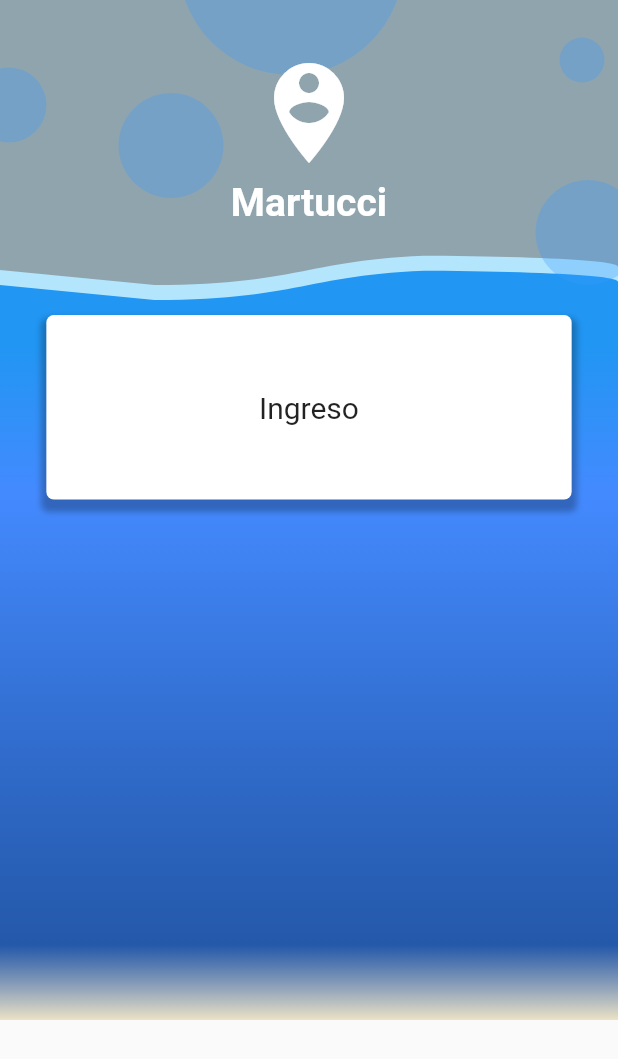
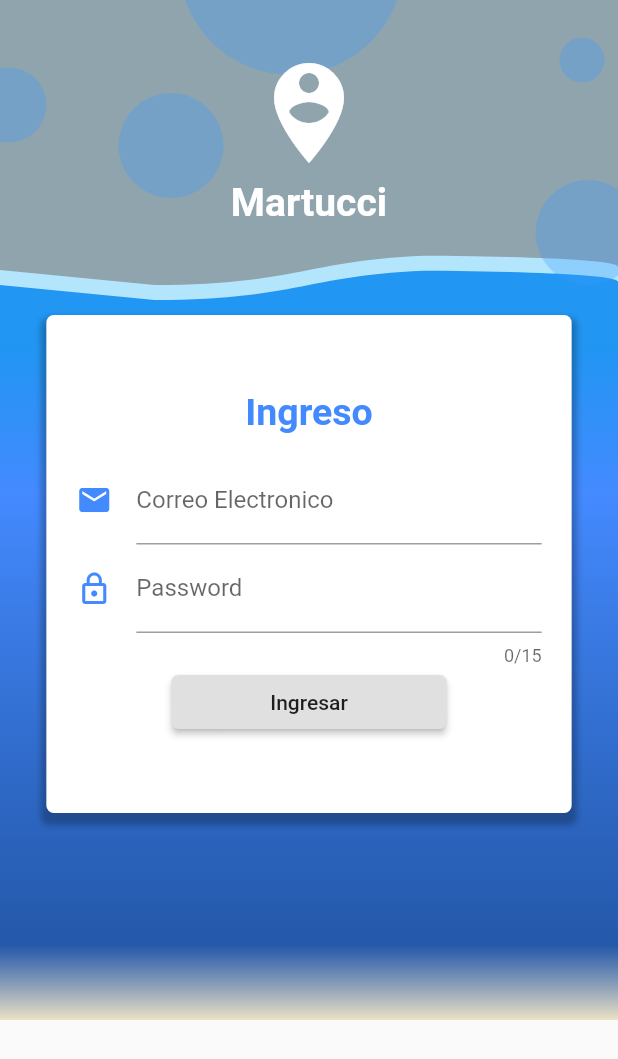
Before and after one commit to dznkos/design_clippath, a Flutter app: the screen it shows after launch, on a phone screen of 412 x 824 dp. Shown: the top 1059 px of the screen. Run offline on Flutter 3.47's test engine with Material 2 defaults, Android fonts, the phone set to English and light mode, and no system bars.

Commit message:
login_v0.6

```diff
--- a/lib/src/pages/login_page.dart
+++ b/lib/src/pages/login_page.dart
@@ -1,3 +1,4 @@
+import 'package:flutter/cupertino.dart';
 import 'package:flutter/material.dart';
 
 class LoginPage extends StatelessWidget {
@@ -48,12 +49,62 @@ class LoginPage extends StatelessWidget {
             ),
             child: Column(
               children: [
-                Text('Ingreso', style: TextStyle(fontSize: 20.0),)
+                Text('Ingreso', style: TextStyle(fontSize: 25.0,fontWeight: FontWeight.bold, color: Colors.blueAccent),),
+                SizedBox(height: 15.0,),
+                _crearCorreo(),
+                _crearPassword(),
+                _crearBoton(),
               ],
             ),
           )
         ],
       ),
+    );
+  }
+
+  Widget _crearCorreo(){
+    return Container(
+      padding: EdgeInsets.symmetric(horizontal: 20.0),
+      child: TextField(
+        keyboardType: TextInputType.emailAddress,
+        decoration: InputDecoration(
+          icon: Icon(Icons.email, color: Colors.blueAccent),
+          hintText: 'example@gmail.com',
+          labelText: 'Correo Electronico'
+        ),
+      ),
+    );
+
+  }
+
+  Widget _crearPassword(){
+    return Container(
+      padding: EdgeInsets.symmetric(horizontal: 20.0),
+      child: TextField(
+        maxLength: 15,
+        obscureText: true,
+        decoration: InputDecoration(
+            icon: Icon(Icons.lock_outline, color: Colors.blueAccent,),
+            labelText: 'Password'
+        ),
+      ),
+    );
+
+  }
+
+  Widget _crearBoton(){
+
+    return RaisedButton(
+        child: Container(
+          padding: EdgeInsets.symmetric(horizontal: 50.0, vertical: 10.0),
+          child: Text('Ingresar'),
+        ),
+        shape: RoundedRectangleBorder(
+          borderRadius: BorderRadius.circular(5.0)
+        ),
+        onPressed: (){
+
+        }
     );
   }
 
```
